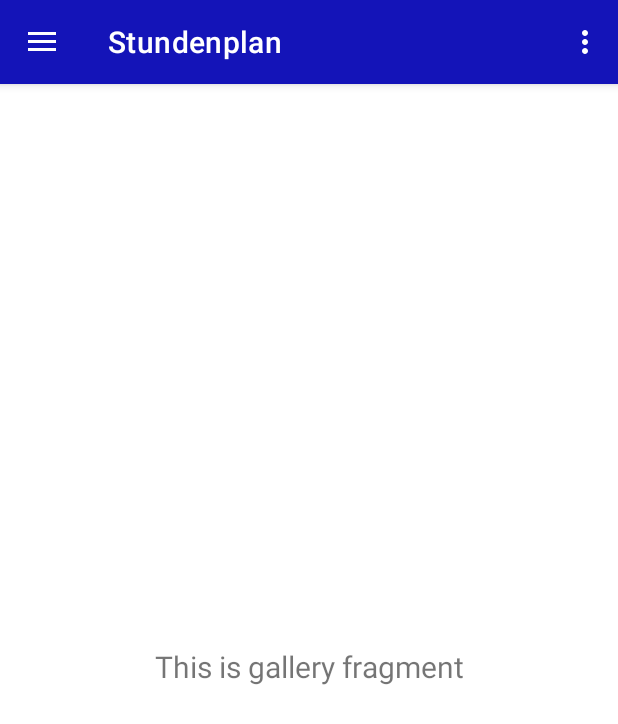
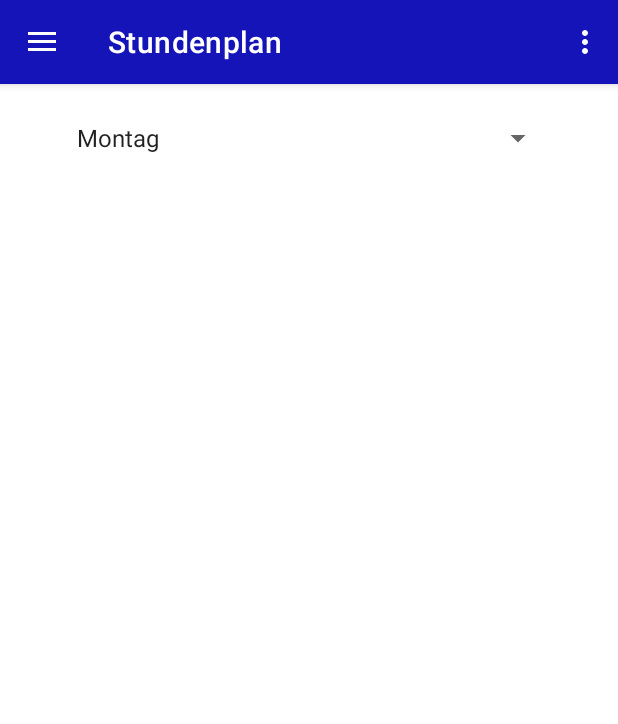
Before and after one commit to Volvo7700/TeachersEssentials, an Android app: the screen it shows after launch (MainActivity), in the side drawer, after a tap on "Stundenplan", on a phone screen of 412 x 824 dp. Shown: the top 724 px of the screen. Run offline under Robolectric (Android 15) with nearby library versions, the phone set to English and light mode, and no system bars; our stand-ins replace navigation-ui.

Commit message:
layout stundanplan anfang

```diff
--- a/app/src/main/java/de/teachersessentials/ui/gallery/GalleryFragment.java
+++ b/app/src/main/java/de/teachersessentials/ui/gallery/GalleryFragment.java
@@ -4,17 +4,24 @@ import android.os.Bundle;
 import android.view.LayoutInflater;
 import android.view.View;
 import android.view.ViewGroup;
+import android.widget.AdapterView;
+import android.widget.ArrayAdapter;
+import android.widget.Spinner;
 import android.widget.TextView;
 
 import androidx.annotation.NonNull;
 import androidx.fragment.app.Fragment;
 import androidx.lifecycle.ViewModelProvider;
 
+import de.teachersessentials.Shared;
 import de.teachersessentials.databinding.FragmentGalleryBinding;
+import de.teachersessentials.R;
 
 public class GalleryFragment extends Fragment {
 
     private FragmentGalleryBinding binding;
+    private Spinner selectDay;
+    private String[] days = {"Montag", "Dienstag", "Mittwoch", "Donnerstag", "Freitag"};
 
     public View onCreateView(@NonNull LayoutInflater inflater,
                              ViewGroup container, Bundle savedInstanceState) {
@@ -24,8 +31,35 @@ public class GalleryFragment extends Fragment {
         binding = FragmentGalleryBinding.inflate(inflater, container, false);
         View root = binding.getRoot();
 
-        final TextView textView = binding.textGallery;
-        galleryViewModel.getText().observe(getViewLifecycleOwner(), textView::setText);
+        //Spinner zur Auswahl der Tage
+        selectDay = root.findViewById(R.id.select_day);
+
+        //Liste wird in Spinner geladen
+        ArrayAdapter<String> adapter = new ArrayAdapter<>(requireActivity(), android.R.layout.simple_spinner_item, days);
+        adapter.setDropDownViewResource(android.R.layout.select_dialog_singlechoice);
+        selectDay.setAdapter(adapter);
+
+        selectDay.setOnItemSelectedListener(new AdapterView.OnItemSelectedListener() { //jenachdem, was ausgewählt ist wird fonsize angepasst
+            @Override
+            public void onItemSelected(AdapterView<?> parent, View view, int position, long id) {
+                if (position == 0) { //Montag
+                    Shared.fontsize = 15;
+                } else if (position == 1) { //Dienstag
+                    Shared.fontsize = 20;
+                } else if (position == 2) { //Mittwoch
+                    Shared.fontsize = 30;
+                } else if (position == 3) { //Donnerstag
+                    Shared.fontsize = 40;
+                } else if (position == 4) //Freitag
+                    Shared.fontsize = 25;
+            }
+
+            @Override
+            public void onNothingSelected(AdapterView<?> parent) {
+
+            }
+        });
+
         return root;
     }
 
--- a/app/src/main/java/de/teachersessentials/ui/home/HomeFragment.java
+++ b/app/src/main/java/de/teachersessentials/ui/home/HomeFragment.java
@@ -1,6 +1,5 @@
 package de.teachersessentials.ui.home;
 
-import android.annotation.SuppressLint;
 import android.content.res.ColorStateList;
 import android.graphics.Color;
 import android.os.Bundle;
@@ -8,18 +7,16 @@ import android.os.Handler;
 import android.view.LayoutInflater;
 import android.view.View;
 import android.view.ViewGroup;
+import android.widget.Button;
 import android.widget.ProgressBar;
 import android.widget.TextView;
 
 import androidx.annotation.NonNull;
 import androidx.fragment.app.Fragment;
 
-import java.sql.Time;
 import java.text.SimpleDateFormat;
-import java.util.Calendar;
 import java.util.Date;
 import java.util.Locale;
-import java.util.TimerTask;
 
 import de.teachersessentials.Shared;
 import de.teachersessentials.databinding.FragmentHomeBinding;
@@ -34,6 +31,7 @@ public class HomeFragment extends Fragment {
     private TextView nextSubject;
     private TextView currentSubject;
     private Handler handler;
+    private int lesson;
     private ProgressBar showProgress;
     private long timeInDay;
     private final ColorStateList colorRed = new ColorStateList(new int[][] {new int[] {} }, new int[] {Color.RED});
@@ -66,6 +64,11 @@ public class HomeFragment extends Fragment {
         nextSubject.setTextSize((float) (Shared.fontsize*0.75)); //Schriftgröße
         //Anzeige des nächsten Fachs einbauen (Timetable Database) und evt. Raum
 
+        Button TestButton = root.findViewById(R.id.test);
+        TestButton.setOnClickListener((v -> {
+            System.out.println("lesson: " + lesson + "; timeInDay: " + timeInDay + "; timeInDayPlus: " + "return: " + ((int) (Timetable.getStart(lesson).getTime() - timeInDay)));
+        }));
+
         handler = new Handler();
         updateClock();
         updateTimeLeft();
@@ -87,23 +90,22 @@ public class HomeFragment extends Fragment {
     }
 
 
-    private int getTimeUntilNextLesson() {  //Zeit bis zur nächsten vollen Stunde in Millisekunden
-        timeInDay = System.currentTimeMillis() % 86400000; //Zeit des Tages (nur Uhr ohne Datum oder andere Tage)
+    private long getTimeUntilNextLesson() {  //Zeit bis zur nächsten vollen Stunde in Millisekunden
+        timeInDay = (System.currentTimeMillis() + 7200000) % 86400000 - 1000; //Zeit des Tages (nur Uhr ohne Datum oder andere Tage); 2 Stunden extra wegen Zeitzonen
+        //timeInDay = 34506000;
+        lesson = Timetable.getLessonNumber(timeInDay);
 
-        int lesson = Timetable.getLessonNumber(timeInDay);
-
-        if (lesson == 11) { //Vor 8 oder Pause
+        if (lesson == 12) { //Erst am nächsten Tag wieder Schule
+            return -1;
+        } else if (lesson == 11) { //Vor 8 oder Pause
             long timeInDayPlus = timeInDay;
             while (lesson == 11) { //solange wiederholt bis nächste Stunde feststeht
                 timeInDayPlus = timeInDayPlus + 900000;
                 lesson = Timetable.getLessonNumber(timeInDayPlus);
             }
-            return (int) (Timetable.getStart(lesson).getTime() - timeInDay); //Zeit bis zum Start der nächsten Stunde
-
-        } else if (lesson == 12) { //Erst am nächsten Tag wieder Schule
-            return -1;
+            return Timetable.getStart(lesson).getTime() - timeInDay; //Zeit bis zum Start der nächsten Stunde
         } else {
-            return (int) (Timetable.getEnd(lesson).getTime() - timeInDay); //Zeit bis zum Ende der aktuellen Stunde
+            return Timetable.getEnd(lesson).getTime() - timeInDay; //Zeit bis zum Ende der aktuellen Stunde
         }
     }
 
@@ -122,7 +124,7 @@ public class HomeFragment extends Fragment {
     }
 
     private void updateProgress() { //Progress bar wird aufgefüllt bzw. leert sich
-        int timeUntilNextLesson = getTimeUntilNextLesson();
+        long timeUntilNextLesson = getTimeUntilNextLesson();
         if (Timetable.getLessonNumber(timeInDay) == 11) {
             if (timeInDay < 30000000) { //vor 8
                 showProgress.setMax(28800000); //Zeit von 0 bis 8 Uhr bestimmt Größe der ProgressBar
@@ -130,9 +132,9 @@ public class HomeFragment extends Fragment {
                 showProgress.setMax(900000); //Pausenlänge als Größe der Progressbar
             }
         } else {
-            showProgress.setMax(2700000); //Länge der Stunde/Pause bestimmtgröße der ProgressBar
+            showProgress.setMax(2700000); //Länge der Stunde bestimmt Größe der ProgressBar
         }
-        showProgress.setProgress(timeUntilNextLesson);
+        showProgress.setProgress((int) timeUntilNextLesson);
 
         if (timeUntilNextLesson < 300000) { //wahrscheinlich nicht effizient jedes mal neu abzufragen, müssen wir sowieso ändern, wenn eine Nachricht gesendet werden soll
             //Progress bar wird rot
--- a/app/src/main/res/layout/app_bar_main.xml
+++ b/app/src/main/res/layout/app_bar_main.xml
@@ -22,13 +22,4 @@
 
     <include layout="@layout/content_main" />
 
-    <!--<com.google.android.material.floatingactionbutton.FloatingActionButton
-        android:id="@+id/fab"
-        android:layout_width="wrap_content"
-        android:layout_height="wrap_content"
-        android:layout_gravity="bottom|end"
-        android:layout_marginEnd="@dimen/fab_margin"
-        android:layout_marginBottom="16dp"
-        app:srcCompat="@android:drawable/ic_dialog_email" />-->
-
 </androidx.coordinatorlayout.widget.CoordinatorLayout>
--- a/app/src/main/res/layout/fragment_gallery.xml
+++ b/app/src/main/res/layout/fragment_gallery.xml
@@ -19,4 +19,23 @@
         app:layout_constraintEnd_toEndOf="parent"
         app:layout_constraintStart_toStartOf="parent"
         app:layout_constraintTop_toTopOf="parent" />
+
+    <Spinner
+        android:id="@+id/select_day"
+        android:layout_width="326dp"
+        android:layout_height="40dp"
+        android:layout_margin="16dp"
+        app:layout_constraintEnd_toEndOf="parent"
+        app:layout_constraintStart_toStartOf="parent"
+        app:layout_constraintTop_toTopOf="parent" />
+
+    <View
+        android:id="@+id/view"
+        android:layout_width="336dp"
+        android:layout_height="554dp"
+        android:layout_margin="16dp"
+        app:layout_constraintEnd_toEndOf="parent"
+        app:layout_constraintStart_toStartOf="parent"
+        app:layout_constraintTop_toBottomOf="@+id/select_day" />
+
 </androidx.constraintlayout.widget.ConstraintLayout>
--- a/app/src/main/res/layout/fragment_home.xml
+++ b/app/src/main/res/layout/fragment_home.xml
@@ -57,6 +57,12 @@
                 android:layout_marginTop="66dp"
                 android:text="Nächstes Fach"
                 android:layout_gravity="center" />
+
+            <Button
+                android:id="@+id/test"
+                android:text="Test"
+                android:layout_width="wrap_content"
+                android:layout_height="wrap_content" />
         </LinearLayout>
     </ScrollView>
     <!-- Auskommentierter Code vom Constraint Layout
```
Also changed, not shown: app/src/main/java/de/teachersessentials/ui/gallery/DayTimetableFragment.java (added, +42 -0 lines), app/src/main/java/de/teachersessentials/ui/settings/SettingsFragment.java (+5 -13 lines).
